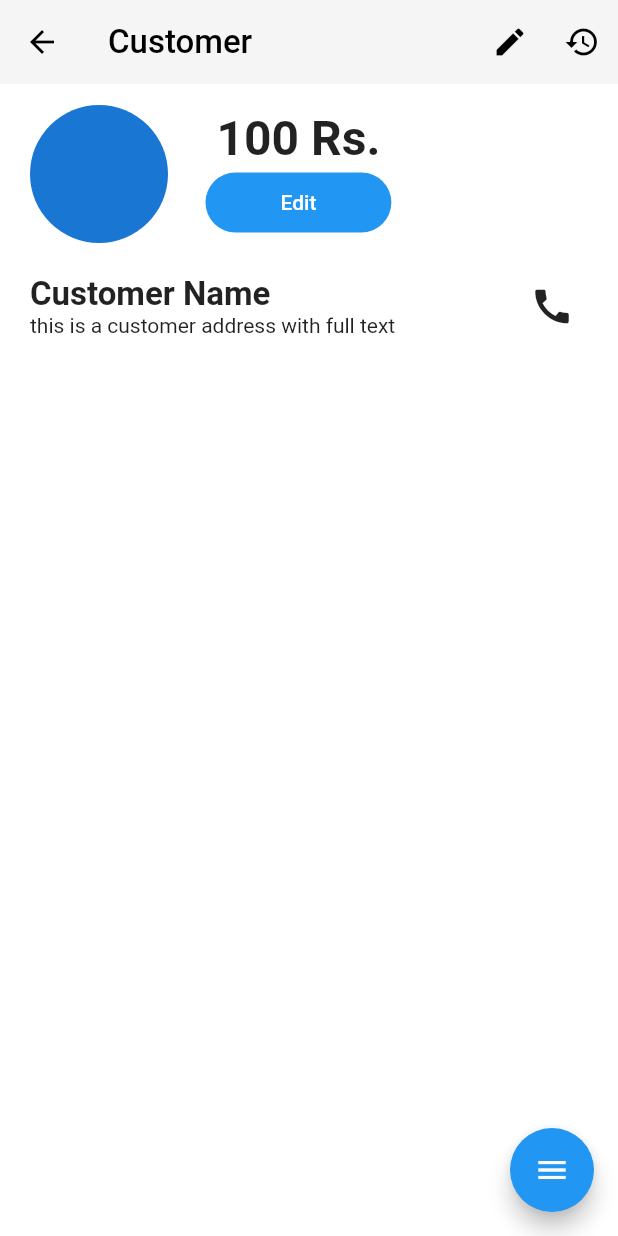
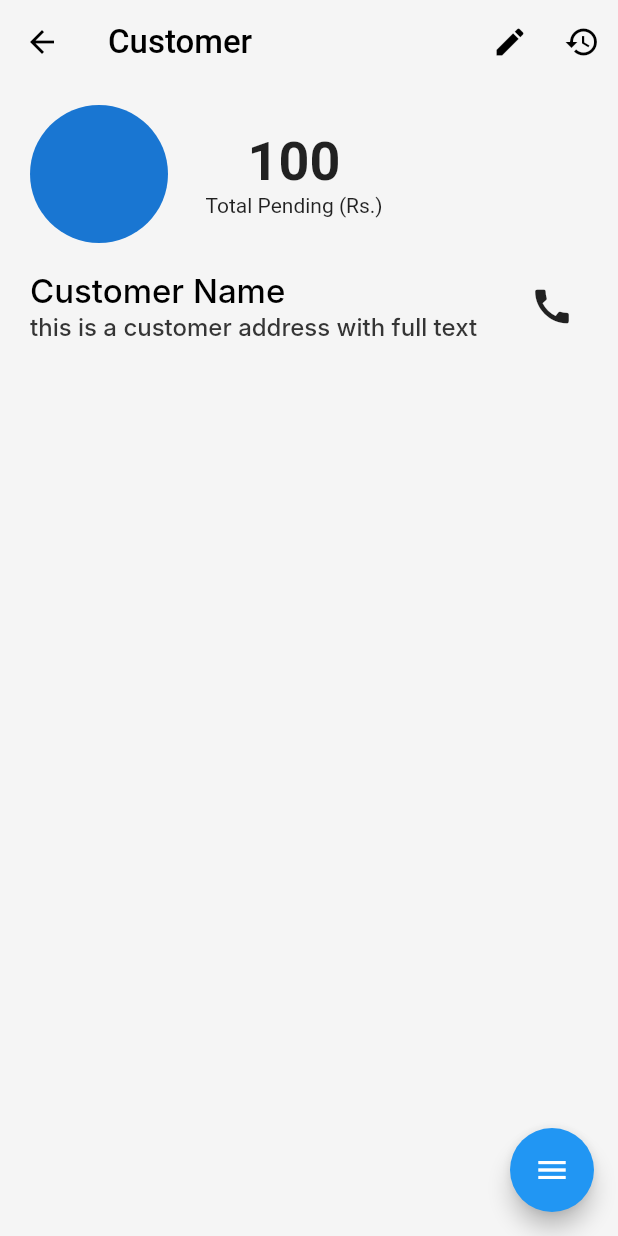
Before and after one commit to ankit7927/udhar, a Flutter app: the screen it shows after launch, after a tap on "A title text", on a phone screen of 412 x 824 dp. Run offline on Flutter 3.47's test engine with Material 2 defaults, Android fonts, the phone set to English and light mode, and no system bars; drawn by our look-alikes of flutter_expandable_fab; Roboto replaces fonts that are missing (Inter, inter).

Commit message:
updated layouts

```diff
--- a/lib/pages/customer.dart
+++ b/lib/pages/customer.dart
@@ -12,7 +12,6 @@ class _CustomerState extends State<Customer> {
   @override
   Widget build(BuildContext context) {
     return Scaffold(
-      backgroundColor: const Color.fromARGB(1, 245, 245, 245),
       appBar: AppBar(
         title: const Text("Customer"),
         actions: [
@@ -25,26 +24,24 @@ class _CustomerState extends State<Customer> {
         child: Column(
           children: [
             Row(
-              //mainAxisAlignment: MainAxisAlignment.spaceAround,
               children: [
                 const CircleAvatar(
                   radius: 46,
                 ),
                 Container(
                   margin: const EdgeInsets.only(left: 25),
-                  child: Column(
+                  child: const Column(
                     children: [
-                      const Text(
-                        "100 Rs.",
+                      Text(
+                        "100",
                         style: TextStyle(
-                            fontSize: 32, fontWeight: FontWeight.w600),
+                            fontSize: 36, fontWeight: FontWeight.w600),
                       ),
-                      FilledButton(
-                        onPressed: () {},
-                        style: const ButtonStyle(
-                            padding: MaterialStatePropertyAll(
-                                EdgeInsets.only(left: 50, right: 50))),
-                        child: const Text("Edit"),
+                      Text(
+                        "Total Pending (Rs.)",
+                        style: TextStyle(
+                          fontSize: 14,
+                        ),
                       )
                     ],
                   ),
@@ -62,11 +59,21 @@ class _CustomerState extends State<Customer> {
                       Text(
                         "Customer Name",
                         style: TextStyle(
-                            fontWeight: FontWeight.bold, fontSize: 22),
+                          color: Colors.black,
+                          fontSize: 22,
+                          fontFamily: 'Inter',
+                          fontWeight: FontWeight.w500,
+                        ),
                       ),
                       Text(
                         "this is a customer address with full text",
                         overflow: TextOverflow.fade,
+                        style: TextStyle(
+                          color: Color(0xFF353535),
+                          fontSize: 16,
+                          fontFamily: 'Inter',
+                          fontWeight: FontWeight.w500,
+                        ),
                       )
                     ],
                   ),
@@ -85,8 +92,10 @@ class _CustomerState extends State<Customer> {
       floatingActionButtonLocation: ExpandableFab.location,
       floatingActionButton:
           ExpandableFab(type: ExpandableFabType.up, distance: 60, children: [
-        FloatingActionButton.small(onPressed: () {}, child: const Icon(Icons.edit)),
-        FloatingActionButton.small(onPressed: () {}, child: const Icon(Icons.person))
+        FloatingActionButton.small(
+            onPressed: () {}, child: const Icon(Icons.edit)),
+        FloatingActionButton.small(
+            onPressed: () {}, child: const Icon(Icons.person))
       ]),
     );
   }
--- a/lib/pages/home.dart
+++ b/lib/pages/home.dart
@@ -1,6 +1,7 @@
 import 'package:flutter/material.dart';
 import 'package:udhar/components/home_customer_card.dart';
 import 'package:flutter_expandable_fab/flutter_expandable_fab.dart';
+import 'package:udhar/pages/new_customer.dart';
 
 class Home extends StatefulWidget {
   const Home({super.key});
@@ -19,7 +20,7 @@ class _HomeState extends State<Home> {
         actions: [IconButton(onPressed: () {}, icon: const Icon(Icons.search))],
       ),
       body: Padding(
-        padding: const EdgeInsets.only(left: 12, right: 12),
+        padding: const EdgeInsets.only(left: 12, right: 12, top: 12),
         child: ListView.builder(
           itemCount: 5,
           itemBuilder: (context, index) {
@@ -30,8 +31,14 @@ class _HomeState extends State<Home> {
       floatingActionButtonLocation: ExpandableFab.location,
       floatingActionButton:
           ExpandableFab(type: ExpandableFabType.up, distance: 60, children: [
-        FloatingActionButton.small(onPressed: () {}, child: const Icon(Icons.person_add)),
-        FloatingActionButton.small(onPressed: () {}, child: const Icon(Icons.shopping_bag))
+        FloatingActionButton.small(
+            onPressed: () {
+              Navigator.of(context)
+                  .push(MaterialPageRoute(builder: (context) => NewCustomer()));
+            },
+            child: const Icon(Icons.person_add)),
+        FloatingActionButton.small(
+            onPressed: () {}, child: const Icon(Icons.shopping_bag))
       ]),
     );
   }
```
